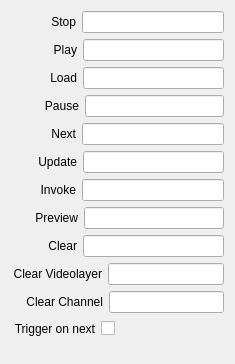
First picture: the form in src/Widgets/Inspector/InspectorCustomCommandWidget.ui, repository CasparCG/client, before the edit.
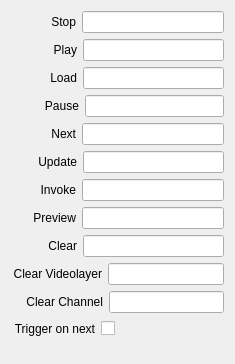
Second picture: the form after the edit.

Diff of the .ui file:
```diff
--- a/src/Widgets/Inspector/InspectorCustomCommandWidget.ui
+++ b/src/Widgets/Inspector/InspectorCustomCommandWidget.ui
@@ -260,7 +260,7 @@
        </property>
        <property name="sizeHint" stdset="0">
         <size>
-         <width>24</width>
+         <width>22</width>
          <height>20</height>
         </size>
        </property>
```
